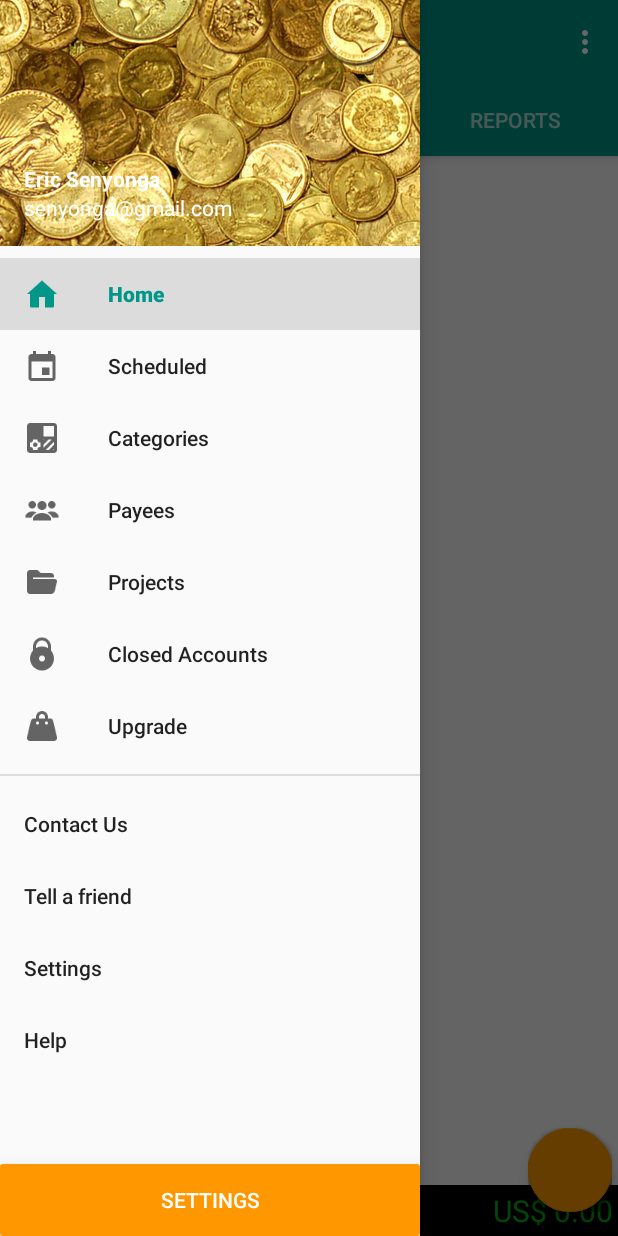
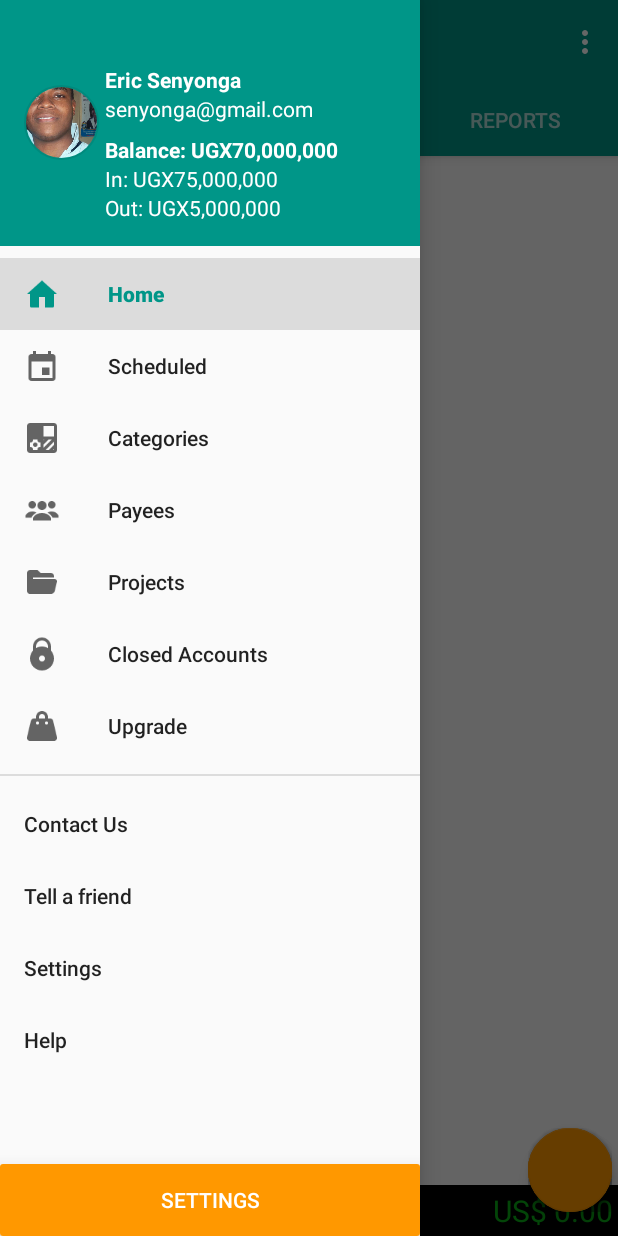
Before and after one commit to eriqsenyonga/MoneyCradle, an Android app: the screen it shows after launch (MainActivity), with the side drawer open, on a phone screen of 412 x 824 dp. Run offline under Robolectric (Android 15) with nearby library versions, the phone set to English and light mode, and no system bars; our stand-ins replace AdMob, CircleImageView; libraries missing offline, so code that uses them is left out: com.getkeepsafe.taptargetview, com.nineoldandroids.view, net.i2p.android; plain views replace AddFloatingActionButton, FloatingActionButton, FloatingActionsMenu; 30 statements that could not run were skipped.

Commit message:
worked on navigation view header

```diff
--- a/sentayzo/build.gradle
+++ b/sentayzo/build.gradle
@@ -44,4 +44,5 @@ dependencies {
     compile 'com.google.android.gms:play-services-gcm:10.2.0'
     compile 'com.github.TR4Android:AppCompat-Extension-Library:v0.4.0'
     compile 'com.getkeepsafe.taptargetview:taptargetview:1.8.0'
+    compile 'de.hdodenhof:circleimageview:2.0.0'
 }
--- a/sentayzo/src/main/java/com/sentayzo/app/EditTransaction.java
+++ b/sentayzo/src/main/java/com/sentayzo/app/EditTransaction.java
@@ -124,7 +124,7 @@ public class EditTransaction extends AppCompatActivity implements
 
         } else {
             Log.d("2222nnnnnnddddd", "2222222nnnnnnddddd");
-            findViewById(R.id.adFragment).setVisibility(View.GONE);
+         //   findViewById(R.id.adFragment).setVisibility(View.GONE);
 
         }
 
--- a/sentayzo/src/main/java/com/sentayzo/app/EditTransfer.java
+++ b/sentayzo/src/main/java/com/sentayzo/app/EditTransfer.java
@@ -91,13 +91,13 @@ t = ((ApplicationClass) getApplication()).getTracker(ApplicationClass.TrackerNam
 		if ((billingPrefs.getBoolean("KEY_FREE_TRIAL_PERIOD", true) == false)
 				&& (billingPrefs.getBoolean("KEY_PURCHASED_ADS", false) == false)) {
 
-			Log.d("1stssssssrrrttt","111ssstttttt");
+
 
 
 		}
 		else{
-			Log.d("2222nnnnnnddddd","2222222nnnnnnddddd");
-			findViewById(R.id.adFragment).setVisibility(View.GONE);
+
+			//findViewById(R.id.adFragment).setVisibility(View.GONE);
 
 		}
 
--- a/sentayzo/src/main/res/layout/nav_header_main.xml
+++ b/sentayzo/src/main/res/layout/nav_header_main.xml
@@ -3,31 +3,37 @@
     xmlns:app="http://schemas.android.com/apk/res-auto"
     android:layout_width="match_parent"
     android:layout_height="@dimen/nav_header_height"
-    android:background="@drawable/bg">
+    android:background="@color/primary">
 
 
     <LinearLayout
         android:layout_width="match_parent"
         android:layout_height="match_parent"
-        android:gravity="bottom"
-        android:orientation="vertical"
+
+        android:orientation="horizontal"
         android:paddingBottom="@dimen/activity_vertical_margin"
         android:paddingLeft="@dimen/activity_horizontal_margin"
         android:paddingRight="@dimen/activity_horizontal_margin"
         android:paddingTop="@dimen/activity_vertical_margin">
 
 
-        <!--
         <de.hdodenhof.circleimageview.CircleImageView
 
             android:id="@+id/iv_client_profile_pic"
-                android:layout_width="55dp"
-                android:layout_height="55dp"
-                android:src="@drawable/prof_pic_blank"
+            android:layout_width="50dp"
+            android:layout_height="50dp"
+            android:layout_gravity="center_vertical"
+            android:src="@drawable/prof_pic"
             app:civ_border_color="#14000000"
-                app:civ_border_width="1dp"
-               />
-        -->
+            app:civ_border_width="1dp" />
+
+        <LinearLayout
+            android:layout_width="match_parent"
+            android:layout_height="wrap_content"
+            android:layout_gravity="bottom"
+            android:layout_marginLeft="4dp"
+            android:orientation="vertical">
+
             <TextView
                 android:id="@+id/tv_display_name"
                 android:layout_width="match_parent"
@@ -43,6 +49,35 @@
                 android:text="senyonga@gmail.com"
                 android:textColor="@android:color/white" />
 
+            <TextView
+                android:id="@+id/tv_balance"
+                android:layout_width="wrap_content"
+                android:layout_height="wrap_content"
+                android:layout_marginTop="8dp"
+                android:text="Balance: UGX70,000,000"
+                android:textColor="@android:color/white"
+                android:textStyle="bold" />
+
+
+            <TextView
+                android:id="@+id/tv_inflow"
+                android:layout_width="match_parent"
+                android:layout_height="wrap_content"
+
+                android:text="In: UGX75,000,000"
+                android:textColor="@android:color/white" />
+
+            <TextView
+                android:id="@+id/tv_outflow"
+                android:layout_width="match_parent"
+                android:layout_height="wrap_content"
+
+                android:text="Out: UGX5,000,000"
+                android:textColor="@android:color/white" />
+
+
+        </LinearLayout>
+
 
     </LinearLayout>
 
```
Also changed, not shown: sentayzo/src/main/res/drawable-xxhdpi/prof_pic.jpeg (added), 23 other files. Lines whose indentation alone changed are shown as unchanged.
